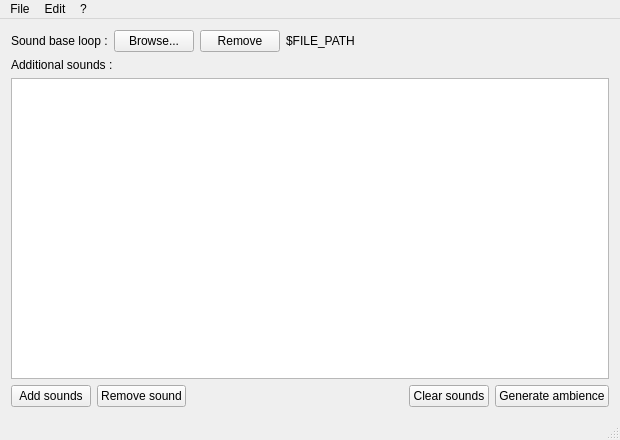
Qt form MainWindow.ui (dcarlus/SoundAmbience) before a commit.
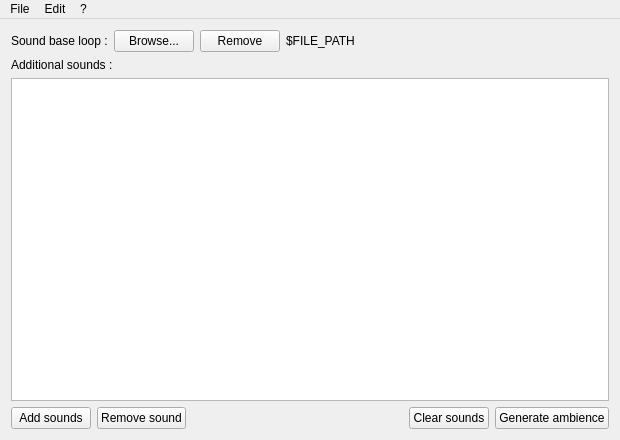
The same form after that commit. Icons and pictures are not drawn.

Commit message:
Elide long paths on UI for main loop sound
Get rid off resize of the main window

```diff
--- a/MainWindow.ui
+++ b/MainWindow.ui
@@ -16,6 +16,12 @@
     <height>440</height>
    </size>
   </property>
+  <property name="maximumSize">
+   <size>
+    <width>620</width>
+    <height>440</height>
+   </size>
+  </property>
   <property name="windowTitle">
    <string>Sound Ambience</string>
   </property>
@@ -167,7 +173,7 @@
                <x>0</x>
                <y>0</y>
                <width>600</width>
-               <height>302</height>
+               <height>322</height>
               </rect>
              </property>
              <layout class="QVBoxLayout" name="verticalLayout_3">
@@ -306,7 +312,6 @@
    <addaction name="menuEdit"/>
    <addaction name="menu"/>
   </widget>
-  <widget class="QStatusBar" name="statusBar"/>
   <action name="actionNew_ambience">
    <property name="text">
     <string>&amp;New</string>
```
The commit also changes 3 other files.
